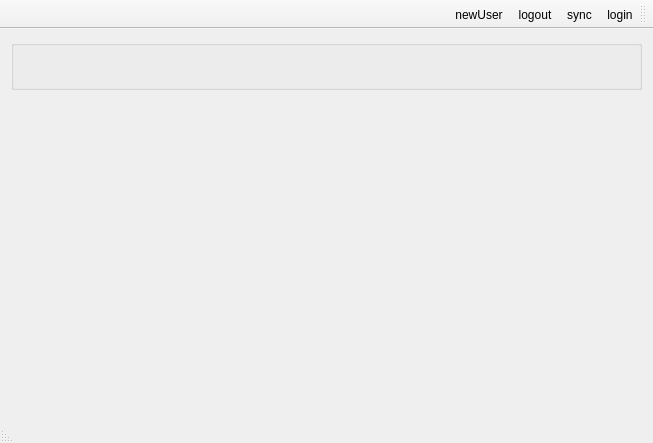
The window that Client/reghaabat/mainwindow.ui (nournia/ketabkhaane) describes before a commit, drawn with Qt 5.
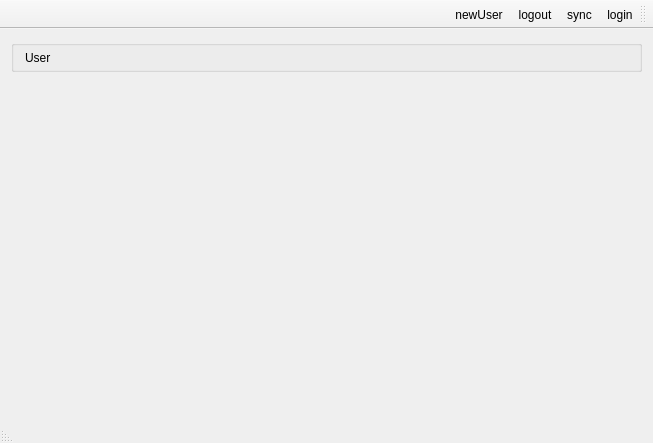
The same window after the commit.

Commit message: added main form select user edit

Diff of the .ui file:
```diff
--- a/Client/reghaabat/mainwindow.ui
+++ b/Client/reghaabat/mainwindow.ui
@@ -26,18 +26,33 @@
       <property name="minimumSize">
        <size>
         <width>0</width>
-        <height>50</height>
+        <height>32</height>
        </size>
       </property>
       <property name="maximumSize">
        <size>
         <width>16777215</width>
-        <height>50</height>
+        <height>32</height>
        </size>
       </property>
       <property name="title">
        <string/>
       </property>
+      <layout class="QHBoxLayout" name="horizontalLayout">
+       <property name="topMargin">
+        <number>5</number>
+       </property>
+       <property name="bottomMargin">
+        <number>5</number>
+       </property>
+       <item>
+        <widget class="QLabel" name="lUser">
+         <property name="text">
+          <string>User</string>
+         </property>
+        </widget>
+       </item>
+      </layout>
      </widget>
     </item>
     <item>
```
Left out of the diff: 4 changed lines with no effect on the pictures. The commit also changes 3 other files.
